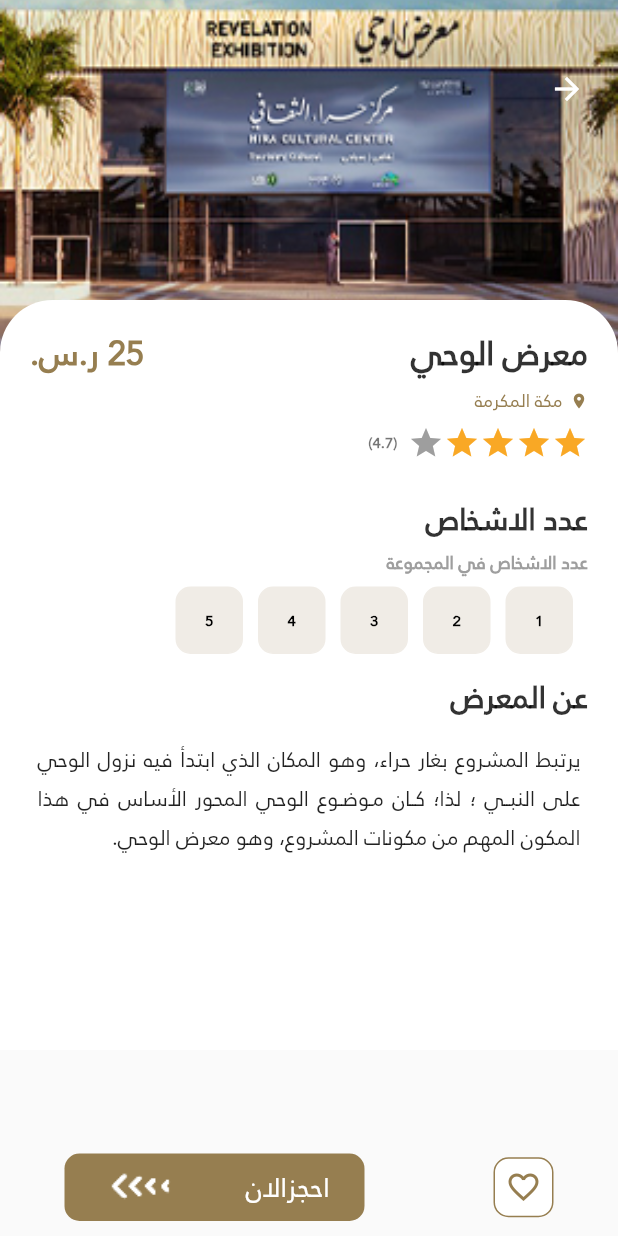
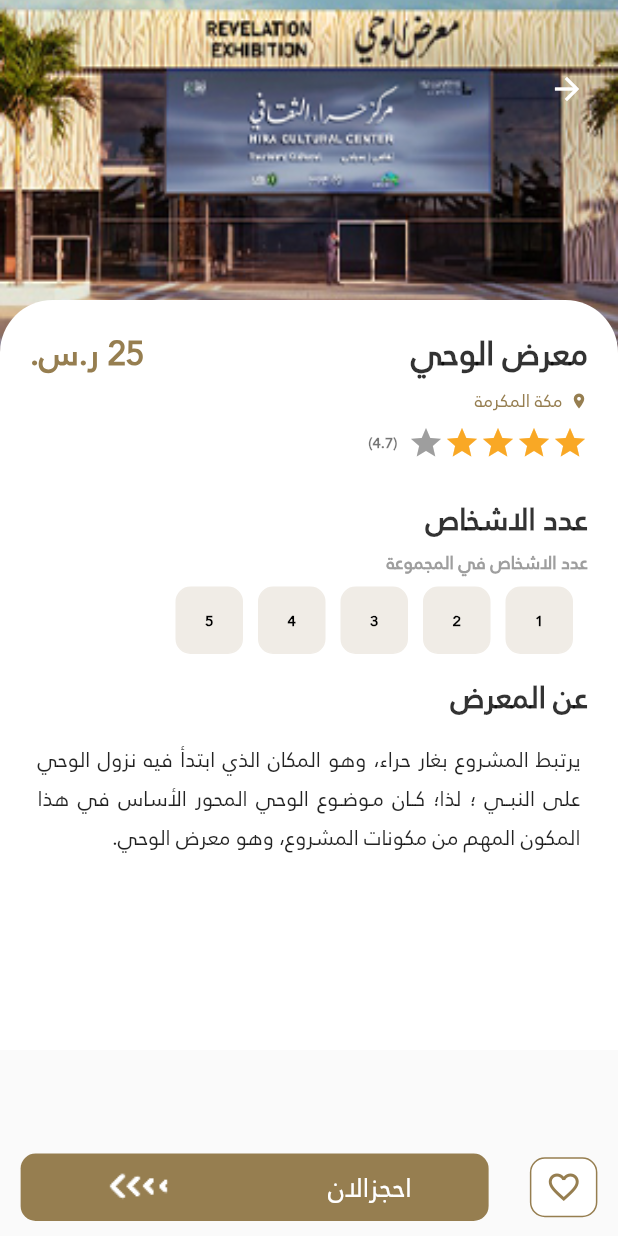
Before and after one commit to kontrol8/mzar, a Flutter app: the screen it shows after launch, after a tap on "معرض الوحي", on a phone screen of 412 x 824 dp. Run offline on Flutter 3.47's test engine with Material 2 defaults, Android fonts, the phone set to English and light mode, and no system bars; our stand-ins replace flutter_svg, qr_flutter.

Commit message:
fix Icons add gradiner

```diff
--- a/lib/pages/detail_page.dart
+++ b/lib/pages/detail_page.dart
@@ -231,14 +231,19 @@ class _DetailPageState extends State<DetailPage> {
                 child: Row(
                   mainAxisAlignment: MainAxisAlignment.spaceAround,
                   children: [
-                    AppButton(
+                    Container(
+                      width: 45,
+                      child: AppButton(
                           isIcon: true,
                           icon: Icons.favorite_border_outlined,
                           size: 40,
                           color: Color.fromRGBO(150, 126, 80, 5),
                           backgroundColor: Colors.white,
                           borderColor: Color.fromRGBO(150, 126, 80, 5)),
-                    GestureDetector(
+                    ),
+                    Container(
+                      // width: double.maxFinite,
+                      child: GestureDetector(
                         onTap: () => Navigator.push(
                           context,
                           MaterialPageRoute(
@@ -249,7 +254,10 @@ class _DetailPageState extends State<DetailPage> {
                           ),
                         ),
                         child: ResponsiveButton(
-                          width: 200, isResponsive: true, text: " احجزالان"),
+                            width: MediaQuery.of(context).size.width - 100,
+                            isResponsive: true,
+                            text: " احجزالان"),
+                      ),
                     )
                   ],
                 ),
--- a/lib/pages/home_page.dart
+++ b/lib/pages/home_page.dart
@@ -2,6 +2,7 @@ import 'package:flutter/material.dart';
 import 'package:flutter_svg/svg.dart';
 import 'package:mzar/misc/app_colors.dart';
 import 'package:mzar/pages/detail_page.dart';
+import 'package:mzar/widgets/app_text.dart';
 
 class HomePage extends StatefulWidget {
   const HomePage({Key? key}) : super(key: key);
@@ -38,19 +39,32 @@ class _HomePageState extends State<HomePage> with TickerProviderStateMixin {
                 padding: const EdgeInsets.only(top: 10, right: 30),
                 child: Row(
                   children: [
-                    Icon(Icons.menu, size: 40, color: Colors.black54),
+                    // Icon(Icons.menu, size: 40, color: Colors.black54),
+                    Container(
+                      height: 30,
+                      width: 30,
+                      child: SvgPicture.asset(
+                        'assets/svg/menu.svg',
+                        color: AppColors.AppMainColor,
+                        matchTextDirection: true,
+                      ),
+                    ),
                     Expanded(child: Container()),
                     Container(
-                      height: 55,
-                      width: 55,
+                      height: 40,
+                      width: 40,
                       margin: const EdgeInsets.only(left: 30),
                       child: DecoratedBox(
-                        child: Image(
-                          image: AssetImage("assets/images/person.png"),
+                        child: Padding(
+                          padding: const EdgeInsets.all(13.0),
+                          child: SvgPicture.asset(
+                            'assets/svg/profile.svg',
+                            color: AppColors.AppIconColors[0],
+                          ),
                         ),
                         decoration: BoxDecoration(
-                          color: Color.fromRGBO(150, 126, 80, 5),
-                          borderRadius: BorderRadius.circular(20),
+                          color: AppColors.AppMainColor,
+                          borderRadius: BorderRadius.circular(10),
                         ),
                       ),
                     ),
@@ -144,10 +158,29 @@ class _HomePageState extends State<HomePage> with TickerProviderStateMixin {
                                   fit: BoxFit.cover),
                             ),
                             child: Container(
+                              decoration: BoxDecoration(
+                                borderRadius: BorderRadius.circular(20),
+                                gradient: LinearGradient(
+                                  colors: [
+                                    Colors.black.withOpacity(0.7),
+                                    Colors.white.withOpacity(0.1)
+                                  ],
+                                  begin: Alignment.bottomCenter,
+                                  end: Alignment.topCenter,
+                                  stops: [0.2, 0.3],
+                                ),
+                              ),
+                              child: Container(
                                 height: 250,
                                 width: 180,
+                                margin: const EdgeInsets.only(
+                                    right: 20, bottom: 10),
                                 child: Column(
                                   mainAxisAlignment: MainAxisAlignment.end,
+                                  children: [
+                                    Row(
+                                      mainAxisAlignment:
+                                          MainAxisAlignment.start,
                                       children: [
                                         Text(
                                           tabGlobe.values.elementAt(index),
@@ -158,6 +191,31 @@ class _HomePageState extends State<HomePage> with TickerProviderStateMixin {
                                           ),
                                         ),
                                       ],
+                                    ),
+                                    Row(
+                                      mainAxisAlignment:
+                                          MainAxisAlignment.start,
+                                      children: [
+                                        Icon(
+                                          Icons.place,
+                                          color: Colors.white,
+                                          size: 12,
+                                        ),
+                                        SizedBox(
+                                          width: 5,
+                                        ),
+                                        Text(
+                                          "مكة المكرمة",
+                                          style: TextStyle(
+                                            color: Colors.white,
+                                            fontSize: 12,
+                                            fontFamily: "Janna",
+                                          ),
+                                        ),
+                                      ],
+                                    ),
+                                  ],
+                                ),
                               ),
                             ),
                           );
@@ -235,7 +293,7 @@ class _HomePageState extends State<HomePage> with TickerProviderStateMixin {
               SizedBox(height: 5),
               Container(
                 height: 165,
-                margin: const EdgeInsets.only(right: 20),
+                margin: const EdgeInsets.only(right: 10),
                 width: double.maxFinite,
                 child: Container(
                   width: double.maxFinite,
@@ -249,7 +307,7 @@ class _HomePageState extends State<HomePage> with TickerProviderStateMixin {
                         mainAxisAlignment: MainAxisAlignment.spaceEvenly,
                         children: [
                           Container(
-                            margin: const EdgeInsets.only(right: 25, left: 25),
+                            margin: const EdgeInsets.only(right: 15, left: 20),
                             width: 60,
                             height: 60,
                             decoration: BoxDecoration(
@@ -277,20 +335,8 @@ class _HomePageState extends State<HomePage> with TickerProviderStateMixin {
                           Container(
                               width: 70,
                               height: 60,
-                            child: Text(
-                              menuIcons.values.elementAt(index),
-                              style: TextStyle(
-                                  fontSize: 14,
-                                  fontFamily: "janna",
-                                  color: Colors.black45,
-                                  height: 1.5,
-                                  fontWeight: FontWeight.bold),
-                              overflow: TextOverflow.ellipsis,
-                              //  softWrap: false,
-                              maxLines: 2,
-                              textAlign: TextAlign.center,
-                            ),
-                          )
+                              child: AppText(menuIcons.values.elementAt(index),
+                                  Colors.black, 12))
                         ],
                       );
                     },
--- a/lib/pages/ticket_page.dart
+++ b/lib/pages/ticket_page.dart
@@ -1,5 +1,6 @@
 import 'package:flutter/material.dart';
 import 'package:mzar/misc/app_colors.dart';
+import 'package:mzar/widgets/app_text.dart';
 import 'package:qr_flutter/qr_flutter.dart';
 
 class TicketPAge extends StatelessWidget {
@@ -13,7 +14,7 @@ class TicketPAge extends StatelessWidget {
           child: Column(
             mainAxisAlignment: MainAxisAlignment.center,
             children: [
-              Text("مبروك تم حجز التذكرة"),
+              AppText("مبروك تم حجز التذكرة", AppColors.AppMainColor, 18),
               Container(
                 decoration: BoxDecoration(
                     border: Border.all(width: 0.6),
--- /dev/null
+++ b/lib/widgets/app_text.dart
@@ -0,0 +1,24 @@
+import 'package:flutter/material.dart';
+
+class AppText extends StatelessWidget {
+  final String text;
+  final Color color;
+  final double size;
+
+  AppText(this.text, this.color, this.size, {Key? key}) : super(key: key);
+
+  @override
+  Widget build(BuildContext context) {
+    return Text(
+      text,
+      maxLines: 2,
+      textAlign: TextAlign.center,
+      style: TextStyle(
+        fontFamily: "Janna",
+        fontSize: size,
+        color: color,
+        fontWeight: FontWeight.bold,
+      ),
+    );
+  }
+}
--- a/lib/widgets/responsive_button.dart
+++ b/lib/widgets/responsive_button.dart
@@ -1,9 +1,9 @@
 import 'package:flutter/material.dart';
 
 class ResponsiveButton extends StatelessWidget {
-  bool? isResponsive;
-  double? width;
-  String? text;
+  final bool? isResponsive;
+  final double? width;
+  final String? text;
   ResponsiveButton({Key? key, this.width, this.isResponsive = false, this.text})
       : super(key: key);
 
@@ -19,14 +19,17 @@ class ResponsiveButton extends StatelessWidget {
       child: Row(
         mainAxisAlignment: MainAxisAlignment.spaceAround,
         children: [
-          if (isResponsive == true) Text(
+          if (isResponsive == true)
+            Text(
               text!,
               style: TextStyle(
                 fontSize: 18,
                 color: Colors.white,
                 fontFamily: "janna",
               ),
-                ) else Text(''),
+            )
+          else
+            Text(''),
           Image(
             image: AssetImage("assets/images/button.png"),
           ),
```
Also changed, not shown: assets/svg/activity.svg, assets/svg/madinah.svg, assets/svg/main.svg, assets/svg/menu.svg (added). Lines whose indentation alone changed are shown as unchanged.
